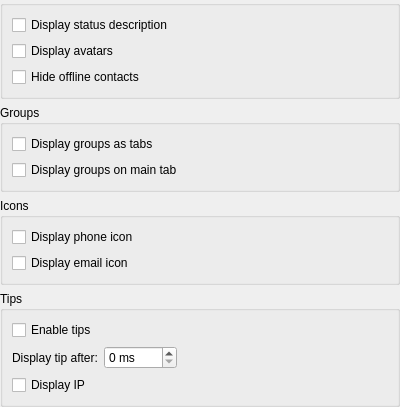
First picture: the form in src/widgets/settingpages/RosterSettings.ui, repository KittyIM/Client, before the edit.
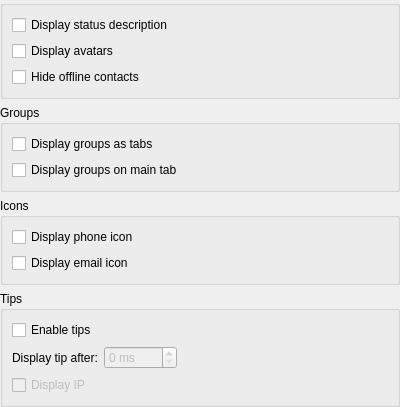
Second picture: the form after the edit. Custom widgets are drawn as their Qt base class.

The edit to the form file:
```diff
--- a/src/widgets/settingpages/RosterSettings.ui
+++ b/src/widgets/settingpages/RosterSettings.ui
@@ -124,6 +124,9 @@
       </item>
       <item row="2" column="0" colspan="2">
        <widget class="QCheckBox" name="displayTipsIPCheckBox">
+        <property name="enabled">
+         <bool>false</bool>
+        </property>
         <property name="text">
          <string>Display IP</string>
         </property>
@@ -131,6 +134,9 @@
       </item>
       <item row="1" column="1">
        <widget class="QSpinBox" name="tipDelaySpinBox">
+        <property name="enabled">
+         <bool>false</bool>
+        </property>
         <property name="suffix">
          <string> ms</string>
         </property>
```
Left out of the diff: 35 changed lines with no effect on the pictures.
